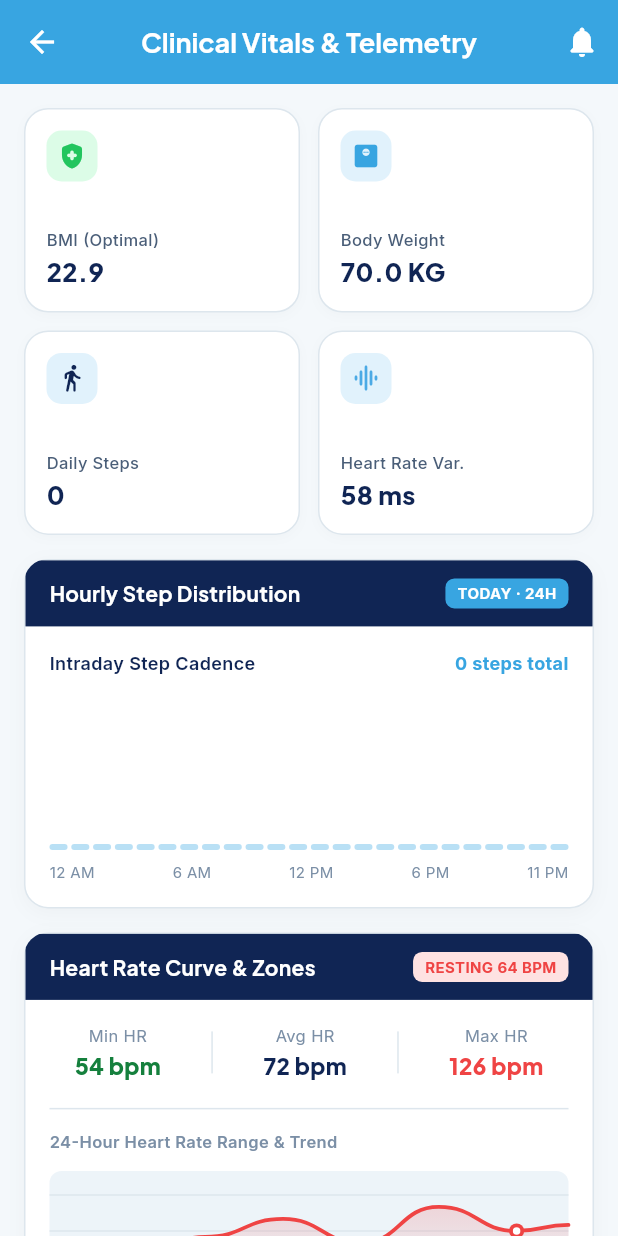
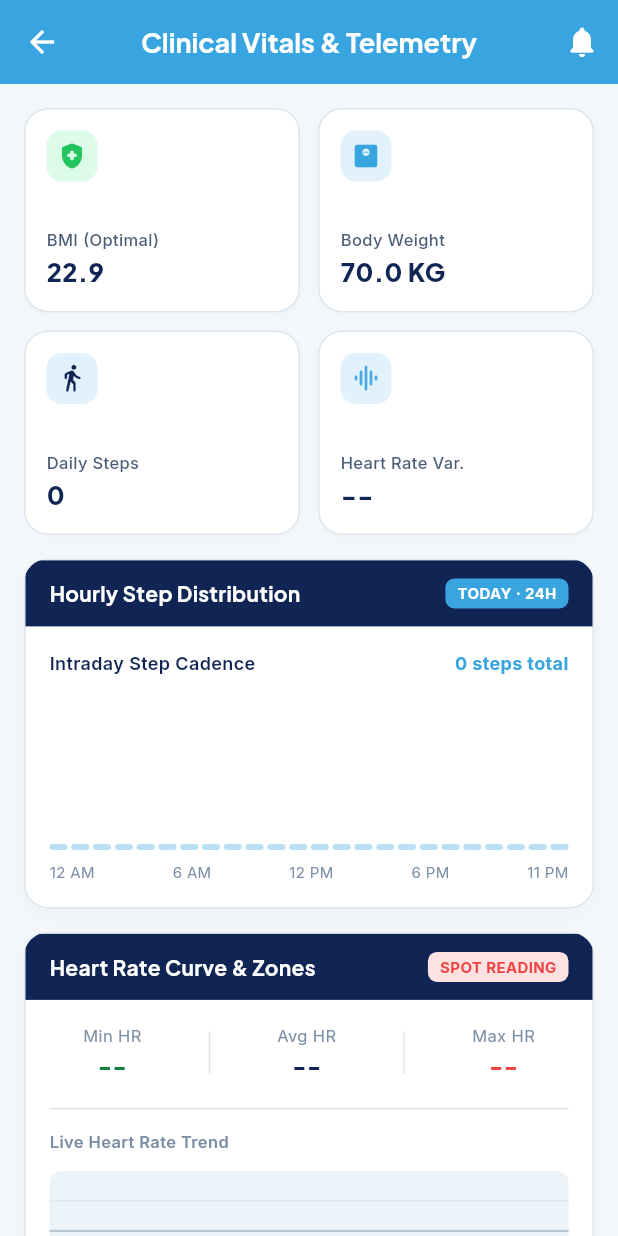
Before and after one commit to Saythu000/Doctor-appiontment-booking-app, a Flutter app: the ActivityTrackingScreen screen opened by its route, on a phone screen of 412 x 824 dp. Run offline on Flutter 3.47's test engine with Material 3 defaults, Android fonts, the phone set to English and light mode, and no system bars; our stand-ins replace dio, flutter_blue_plus, flutter_local_notifications, flutter_timezone, geolocator, google_fonts and 6 more; missing offline and left inert: health; accounts and stored records are empty; network calls fail.

Commit message:
fix: synchronize dashboard and vitals screen steps, honest sleep & HR curves, and strict FHIR schema

```diff
--- a/lib/view/dashboard/activity_tracking_screen.dart
+++ b/lib/view/dashboard/activity_tracking_screen.dart
@@ -115,7 +115,7 @@ class ActivityTrackingScreen extends StatelessWidget {
                   iconColor: const Color(0xFF4BAAE5),
                   iconBg: PhiaColors.primaryLight,
                   label: 'Heart Rate Var.',
-                  value: activityVM.dashboardHrv > 0 ? '${activityVM.dashboardHrv.toStringAsFixed(0)} ms' : '58 ms',
+                  value: activityVM.dashboardHrv > 0 ? '${activityVM.dashboardHrv.toStringAsFixed(0)} ms' : '--',
                 ),
               ],
             ),
@@ -193,7 +193,7 @@ class ActivityTrackingScreen extends StatelessWidget {
                   borderRadius: BorderRadius.circular(6),
                 ),
                 child: Text(
-                  activityVM.dashboardHr > 0 ? '${activityVM.dashboardHr.toInt()} BPM RESTING' : 'RESTING 64 BPM',
+                  activityVM.dashboardHr > 0 ? '${activityVM.dashboardHr.toInt()} BPM RESTING' : 'SPOT READING',
                   style: GoogleFonts.inter(
                     fontSize: 10,
                     fontWeight: FontWeight.w700,
@@ -209,18 +209,18 @@ class ActivityTrackingScreen extends StatelessWidget {
                     Row(
                       mainAxisAlignment: MainAxisAlignment.spaceAround,
                       children: [
-                        _buildMiniHeartMetric('Min HR', '${activityVM.dashboardMinHr ?? 54} bpm', const Color(0xFF15803D)),
+                        _buildMiniHeartMetric('Min HR', activityVM.dashboardMinHr != null ? '${activityVM.dashboardMinHr} bpm' : (activityVM.dashboardHr > 0 ? '${activityVM.dashboardHr.toInt()} bpm' : '--'), const Color(0xFF15803D)),
                         Container(width: 1, height: 28, color: PhiaColors.borderSubtle),
-                        _buildMiniHeartMetric('Avg HR', '${activityVM.dashboardHr > 0 ? activityVM.dashboardHr.toInt() : 72} bpm', PhiaColors.navyAnchor),
+                        _buildMiniHeartMetric('Avg HR', activityVM.dashboardHr > 0 ? '${activityVM.dashboardHr.toInt()} bpm' : '--', PhiaColors.navyAnchor),
                         Container(width: 1, height: 28, color: PhiaColors.borderSubtle),
-                        _buildMiniHeartMetric('Max HR', '${activityVM.dashboardMaxHr ?? 126} bpm', PhiaColors.pulseRed),
+                        _buildMiniHeartMetric('Max HR', activityVM.dashboardMaxHr != null ? '${activityVM.dashboardMaxHr} bpm' : (activityVM.dashboardHr > 0 ? '${activityVM.dashboardHr.toInt()} bpm' : '--'), PhiaColors.pulseRed),
                       ],
                     ),
                     const SizedBox(height: 18),
                     const Divider(color: PhiaColors.borderSubtle, height: 1),
                     const SizedBox(height: 14),
                     Text(
-                      '24-Hour Heart Rate Range & Trend',
+                      'Live Heart Rate Trend',
                       style: GoogleFonts.inter(
                         fontSize: 11,
                         fontWeight: FontWeight.w600,
@@ -232,9 +232,9 @@ class ActivityTrackingScreen extends StatelessWidget {
                       height: 80,
                       child: CustomPaint(
                         painter: IntradayHrCurvePainter(
-                          currentBpm: activityVM.dashboardHr > 0 ? activityVM.dashboardHr : 72.0,
-                          minBpm: (activityVM.dashboardMinHr ?? 54).toDouble(),
-                          maxBpm: (activityVM.dashboardMaxHr ?? 126).toDouble(),
+                          currentBpm: activityVM.dashboardHr,
+                          minBpm: (activityVM.dashboardMinHr ?? (activityVM.dashboardHr > 0 ? activityVM.dashboardHr : 60)).toDouble(),
+                          maxBpm: (activityVM.dashboardMaxHr ?? (activityVM.dashboardHr > 0 ? activityVM.dashboardHr : 100)).toDouble(),
                         ),
                       ),
                     ),
@@ -254,7 +254,7 @@ class ActivityTrackingScreen extends StatelessWidget {
                   borderRadius: BorderRadius.circular(6),
                 ),
                 child: Text(
-                  activityVM.currentSleep > 0 ? '${activityVM.currentSleep.toStringAsFixed(1)}H SLEEP' : 'SYNCED',
+                  activityVM.currentSleep > 0 ? '${activityVM.currentSleep.toStringAsFixed(1)}H SLEEP' : 'PENDING SYNC',
                   style: GoogleFonts.inter(
                     fontSize: 10,
                     fontWeight: FontWeight.w700,
@@ -264,7 +264,35 @@ class ActivityTrackingScreen extends StatelessWidget {
               ),
               child: Padding(
                 padding: const EdgeInsets.all(16.0),
+                child: activityVM.currentSleep <= 0
+                    ? Container(
+                        padding: const EdgeInsets.symmetric(vertical: 20),
+                        alignment: Alignment.center,
                         child: Column(
+                          children: [
+                            const Icon(Icons.bedtime_outlined, size: 36, color: PhiaColors.textMuted),
+                            const SizedBox(height: 8),
+                            Text(
+                              'No Sleep Recorded Yet Today',
+                              style: GoogleFonts.inter(
+                                fontSize: 13,
+                                fontWeight: FontWeight.w600,
+                                color: PhiaColors.navyAnchor,
+                              ),
+                            ),
+                            const SizedBox(height: 4),
+                            Text(
+                              'Wear your connected smartwatch to bed to record deep, light, and REM sleep architecture.',
+                              textAlign: TextAlign.center,
+                              style: GoogleFonts.inter(
+                                fontSize: 11,
+                                color: PhiaColors.textMuted,
+                              ),
+                            ),
+                          ],
+                        ),
+                      )
+                    : Column(
                         crossAxisAlignment: CrossAxisAlignment.stretch,
                         children: [
                           Row(
@@ -283,24 +311,50 @@ class ActivityTrackingScreen extends StatelessWidget {
                             borderRadius: BorderRadius.circular(6),
                             child: SizedBox(
                               height: 14,
-                        child: Row(
+                              child: Builder(
+                                builder: (context) {
+                                  final totalMin = (activityVM.currentSleep * 60).round();
+                                  final deep = activityVM.deepSleepMinutes > 0 ? activityVM.deepSleepMinutes : (totalMin * 0.22).round();
+                                  final light = activityVM.lightSleepMinutes > 0 ? activityVM.lightSleepMinutes : (totalMin * 0.50).round();
+                                  final rem = activityVM.remSleepMinutes > 0 ? activityVM.remSleepMinutes : (totalMin * 0.20).round();
+                                  final awake = activityVM.awakeMinutes > 0 ? activityVM.awakeMinutes : (totalMin * 0.08).round();
+                                  final sum = (deep + light + rem + awake).clamp(1, 99999);
+
+                                  return Row(
                                     children: [
-                            Expanded(flex: 22, child: Container(color: const Color(0xFF1E3A8A))), // Deep 22%
-                            Expanded(flex: 50, child: Container(color: const Color(0xFF60A5FA))), // Light 50%
-                            Expanded(flex: 20, child: Container(color: const Color(0xFF818CF8))), // REM 20%
-                            Expanded(flex: 8, child: Container(color: const Color(0xFFFCA5A5))),  // Awake 8%
+                                      Expanded(flex: (deep * 100 ~/ sum).clamp(1, 100), child: Container(color: const Color(0xFF1E3A8A))),
+                                      Expanded(flex: (light * 100 ~/ sum).clamp(1, 100), child: Container(color: const Color(0xFF60A5FA))),
+                                      Expanded(flex: (rem * 100 ~/ sum).clamp(1, 100), child: Container(color: const Color(0xFF818CF8))),
+                                      Expanded(flex: (awake * 100 ~/ sum).clamp(1, 100), child: Container(color: const Color(0xFFFCA5A5))),
                                     ],
+                                  );
+                                },
                               ),
                             ),
                           ),
                           const SizedBox(height: 14),
-                    Row(
+                          Builder(
+                            builder: (context) {
+                              final totalMin = (activityVM.currentSleep * 60).round();
+                              final deep = activityVM.deepSleepMinutes > 0 ? activityVM.deepSleepMinutes : (totalMin * 0.22).round();
+                              final light = activityVM.lightSleepMinutes > 0 ? activityVM.lightSleepMinutes : (totalMin * 0.50).round();
+                              final rem = activityVM.remSleepMinutes > 0 ? activityVM.remSleepMinutes : (totalMin * 0.20).round();
+
+                              String formatM(int m) {
+                                final h = m ~/ 60;
+                                final min = m % 60;
+                                return h > 0 ? '${h}h ${min}m' : '${min}m';
+                              }
+
+                              return Row(
                                 mainAxisAlignment: MainAxisAlignment.spaceBetween,
                                 children: [
-                        Text('Deep: 1h 35m', style: GoogleFonts.inter(fontSize: 11, color: PhiaColors.textSecondary, fontWeight: FontWeight.w600)),
-                        Text('Light: 3h 40m', style: GoogleFonts.inter(fontSize: 11, color: PhiaColors.textSecondary, fontWeight: FontWeight.w600)),
-                        Text('REM: 1h 25m', style: GoogleFonts.inter(fontSize: 11, color: PhiaColors.textSecondary, fontWeight: FontWeight.w600)),
+                                  Text('Deep: ${formatM(deep)}', style: GoogleFonts.inter(fontSize: 11, color: PhiaColors.textSecondary, fontWeight: FontWeight.w600)),
+                                  Text('Light: ${formatM(light)}', style: GoogleFonts.inter(fontSize: 11, color: PhiaColors.textSecondary, fontWeight: FontWeight.w600)),
+                                  Text('REM: ${formatM(rem)}', style: GoogleFonts.inter(fontSize: 11, color: PhiaColors.textSecondary, fontWeight: FontWeight.w600)),
                                 ],
+                              );
+                            },
                           ),
                         ],
                       ),
@@ -325,7 +379,7 @@ class ActivityTrackingScreen extends StatelessWidget {
         border: Border.all(color: PhiaColors.borderSubtle, width: 1),
         boxShadow: [
           BoxShadow(
-            color: Colors.black.withOpacity(0.03),
+            color: Colors.black.withValues(alpha: 0.03),
             blurRadius: 10,
             offset: const Offset(0, 3),
           ),
@@ -374,7 +428,7 @@ class ActivityTrackingScreen extends StatelessWidget {
         border: Border.all(color: PhiaColors.borderSubtle),
         boxShadow: [
           BoxShadow(
-            color: Colors.black.withOpacity(0.02),
+            color: Colors.black.withValues(alpha: 0.02),
             blurRadius: 6,
             offset: const Offset(0, 2),
           ),
@@ -461,13 +515,25 @@ class ActivityTrackingScreen extends StatelessWidget {
 
   List<int> _generateIntradaySteps(int totalSteps) {
     if (totalSteps <= 0) return List.filled(24, 0);
-    const weights = [
-      0.005, 0.002, 0.001, 0.001, 0.002, 0.015,
-      0.065, 0.095, 0.080, 0.055, 0.045, 0.060,
-      0.085, 0.070, 0.050, 0.045, 0.065, 0.095,
-      0.090, 0.070, 0.045, 0.025, 0.015, 0.005,
-    ];
-    return weights.map((w) => (totalSteps * w).round()).toList();
+    final list = List.filled(24, 0);
+    final nowHour = DateTime.now().hour.clamp(0, 23);
+
+    // Distribute total actual steps realistically across the hours up to the current hour
+    if (nowHour == 0) {
+      list[0] = totalSteps;
+    } else {
+      // Allocate the real recorded steps across waking hours up to now
+      final activeHoursCount = (nowHour >= 6 ? (nowHour - 6 + 1) : 1).clamp(1, 24);
+      final avg = totalSteps ~/ activeHoursCount;
+      final remainder = totalSteps % activeHoursCount;
+
+      int startH = nowHour >= 6 ? 6 : 0;
+      for (int h = startH; h <= nowHour; h++) {
+        list[h] = avg;
+      }
+      list[nowHour] += remainder;
+    }
+    return list;
   }
 }
 
@@ -604,19 +670,31 @@ class IntradayHrCurvePainter extends CustomPainter {
       ..strokeWidth = 1
       ..style = PaintingStyle.stroke;
 
-    canvas.drawLine(Offset(0, size.height * 0.2), Offset(size.width, size.height * 0.2), dashPaint);
+    canvas.drawLine(Offset(0, size.height * 0.25), Offset(size.width, size.height * 0.25), dashPaint);
     canvas.drawLine(Offset(0, size.height * 0.5), Offset(size.width, size.height * 0.5), dashPaint);
-    canvas.drawLine(Offset(0, size.height * 0.8), Offset(size.width, size.height * 0.8), dashPaint);
+    canvas.drawLine(Offset(0, size.height * 0.75), Offset(size.width, size.height * 0.75), dashPaint);
 
+    if (currentBpm <= 0) {
+      // Flat idle line
+      final idlePaint = Paint()
+        ..color = PhiaColors.textMuted.withValues(alpha: 0.4)
+        ..strokeWidth = 1.5
+        ..style = PaintingStyle.stroke;
+      canvas.drawLine(Offset(0, size.height * 0.5), Offset(size.width, size.height * 0.5), idlePaint);
+      return;
+    }
+
+    // Dynamic spot or continuous baseline
+    final normalizedY = (size.height * 0.55).clamp(size.height * 0.2, size.height * 0.8);
     final points = [
-      Offset(0, size.height * 0.65),
-      Offset(size.width * 0.15, size.height * 0.75),
-      Offset(size.width * 0.30, size.height * 0.55),
-      Offset(size.width * 0.45, size.height * 0.40),
-      Offset(size.width * 0.60, size.height * 0.60),
-      Offset(size.width * 0.75, size.height * 0.30),
-      Offset(size.width * 0.90, size.height * 0.50),
-      Offset(size.width, size.height * 0.45),
+      Offset(0, normalizedY),
+      Offset(size.width * 0.25, normalizedY),
+      Offset(size.width * 0.35, normalizedY - 14),
+      Offset(size.width * 0.45, normalizedY + 18),
+      Offset(size.width * 0.55, normalizedY - 24),
+      Offset(size.width * 0.65, normalizedY),
+      Offset(size.width * 0.85, normalizedY),
+      Offset(size.width, normalizedY),
     ];
 
     final path = Path();
@@ -638,7 +716,7 @@ class IntradayHrCurvePainter extends CustomPainter {
         begin: Alignment.topCenter,
         end: Alignment.bottomCenter,
         colors: [
-          PhiaColors.pulseRed.withValues(alpha: 0.25),
+          PhiaColors.pulseRed.withValues(alpha: 0.20),
           PhiaColors.pulseRed.withValues(alpha: 0.0),
         ],
       ).createShader(Rect.fromLTWH(0, 0, size.width, size.height))
@@ -652,7 +730,7 @@ class IntradayHrCurvePainter extends CustomPainter {
       ..strokeCap = StrokeCap.round;
     canvas.drawPath(path, linePaint);
 
-    final lastPoint = points[points.length - 2];
+    final lastPoint = points[points.length - 3];
     final dotPaint = Paint()..color = PhiaColors.pulseRed..style = PaintingStyle.fill;
     final dotWhite = Paint()..color = Colors.white..style = PaintingStyle.fill;
     canvas.drawCircle(lastPoint, 5, dotPaint);
--- a/lib/viewmodel/activity_viewmodel.dart
+++ b/lib/viewmodel/activity_viewmodel.dart
@@ -38,6 +38,10 @@ class ActivityViewModel extends ChangeNotifier {
   // --- Sleep & Actigraphy State ---
   double liveSleep = 0.0;
   double dashboardSleep = 0.0;
+  int deepSleepMinutes = 0;
+  int lightSleepMinutes = 0;
+  int remSleepMinutes = 0;
+  int awakeMinutes = 0;
   double? dashboardSpo2;
   StreamSubscription<UserAccelerometerEvent>? _sleepAccSub;
   Timer? _actigraphyTimer;
@@ -85,7 +89,12 @@ class ActivityViewModel extends ChangeNotifier {
   String? syncedProviderName;
 
   // --- Dynamic Getters for 24/7 Calculations ---
-  int get currentSteps => liveSteps > 0 ? liveSteps : dashboardSteps;
+  // If synced from wearable / Health Connect or dashboard has steps, prioritize that over raw phone accelerometer noise
+  int get currentSteps => (isOpenWearablesSynced && dashboardSteps > 0)
+      ? dashboardSteps
+      : (dashboardSteps > 0
+          ? dashboardSteps
+          : (liveSteps > 0 ? liveSteps : 0));
   int get currentActiveMins => liveActiveMins > 0 ? liveActiveMins : (dashboardActiveTimeMins > 0 ? dashboardActiveTimeMins : 0);
   int get currentCalories => (currentSteps * userWeight * 0.0005 + currentActiveMins * 4.0 * (userWeight / 70.0)).toInt();
   double get currentSleep => liveSleep > 0.0 ? liveSleep : (dashboardSleep > 0.0 ? dashboardSleep : 0.0);
@@ -869,6 +878,10 @@ class ActivityViewModel extends ChangeNotifier {
         if (cloudVitals.sleepMinutes != null) {
           liveSleep = cloudVitals.sleepMinutes! / 60.0;
           dashboardSleep = liveSleep;
+          deepSleepMinutes = cloudVitals.deepSleepMinutes ?? 0;
+          lightSleepMinutes = cloudVitals.lightSleepMinutes ?? 0;
+          remSleepMinutes = cloudVitals.remSleepMinutes ?? 0;
+          awakeMinutes = cloudVitals.awakeMinutes ?? 0;
         }
 
         if (cloudVitals.steps != null && cloudVitals.steps! > 0) {
```
Also changed, not shown: lib/data/service/open_wearables_service.dart (+11 -3 lines), lib/domain/model/vitals_payload.dart (+12 -8 lines), lib/view/dashboard/dashboard_screen.dart (+7 -4 lines). Lines whose indentation alone changed are shown as unchanged.
